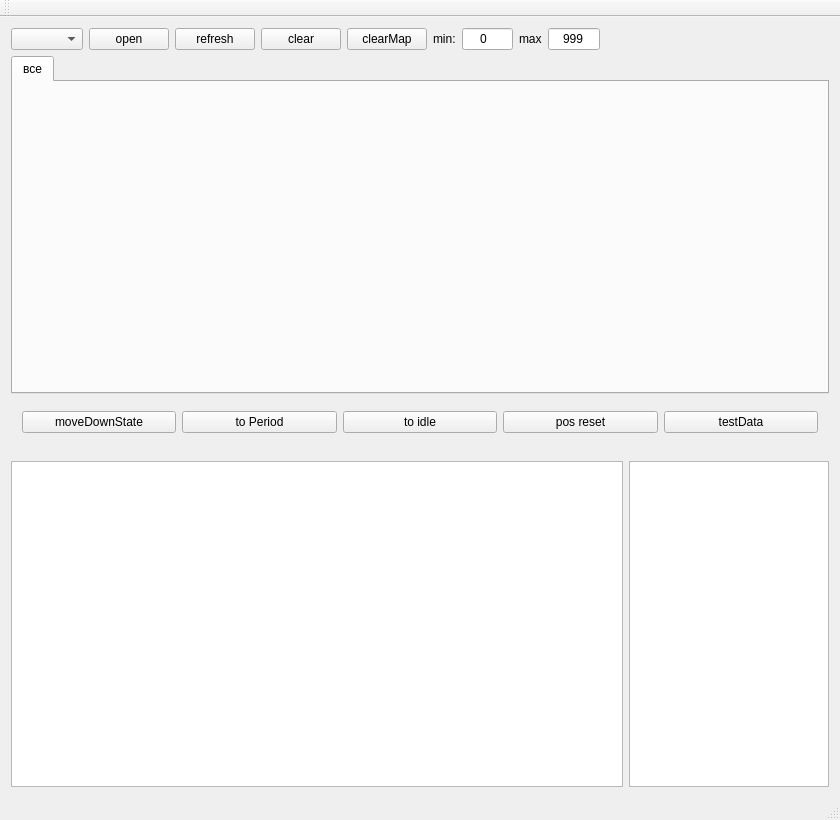
Before: the Qt Designer form mainwindow.ui in PoldenDev/polden-ver-motorControl-desktop, drawn with Qt 5.
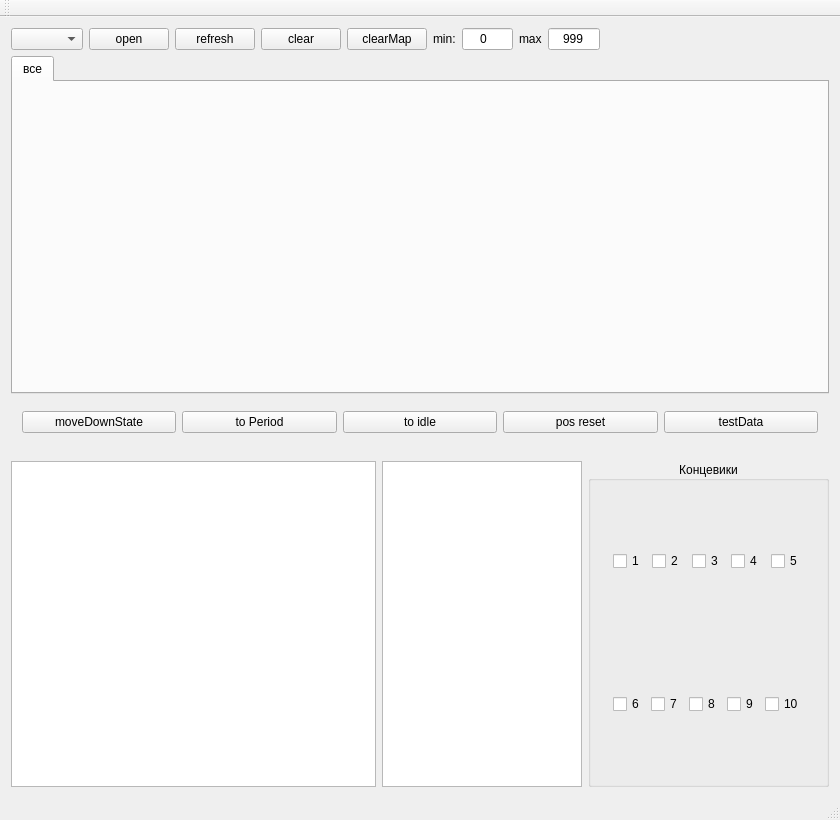
After: the same form once the commit is applied.

Commit message: понижена частота юарт, добавлен блок концевиков

Patch:
```diff
--- a/mainwindow.ui
+++ b/mainwindow.ui
@@ -236,6 +236,136 @@
          </property>
         </widget>
        </item>
+       <item>
+        <widget class="QGroupBox" name="groupBox">
+         <property name="title">
+          <string>Концевики</string>
+         </property>
+         <property name="alignment">
+          <set>Qt::AlignCenter</set>
+         </property>
+         <property name="flat">
+          <bool>false</bool>
+         </property>
+         <layout class="QVBoxLayout" name="verticalLayout_4">
+          <property name="spacing">
+           <number>6</number>
+          </property>
+          <item>
+           <widget class="QWidget" name="widget_5" native="true">
+            <layout class="QHBoxLayout" name="horizontalLayout_6">
+             <item>
+              <widget class="QCheckBox" name="term1">
+               <property name="text">
+                <string>1</string>
+               </property>
+               <property name="checkable">
+                <bool>true</bool>
+               </property>
+              </widget>
+             </item>
+             <item>
+              <widget class="QCheckBox" name="term2">
+               <property name="text">
+                <string>2</string>
+               </property>
+               <property name="checkable">
+                <bool>true</bool>
+               </property>
+              </widget>
+             </item>
+             <item>
+              <widget class="QCheckBox" name="term3">
+               <property name="text">
+                <string>3</string>
+               </property>
+               <property name="checkable">
+                <bool>true</bool>
+               </property>
+              </widget>
+             </item>
+             <item>
+              <widget class="QCheckBox" name="term4">
+               <property name="text">
+                <string>4</string>
+               </property>
+               <property name="checkable">
+                <bool>true</bool>
+               </property>
+              </widget>
+             </item>
+             <item>
+              <widget class="QCheckBox" name="term5">
+               <property name="text">
+                <string>5</string>
+               </property>
+               <property name="checkable">
+                <bool>true</bool>
+               </property>
+              </widget>
+             </item>
+            </layout>
+           </widget>
+          </item>
+          <item>
+           <widget class="QWidget" name="widget_9" native="true">
+            <layout class="QHBoxLayout" name="horizontalLayout_7">
+             <item>
+              <widget class="QCheckBox" name="term6">
+               <property name="text">
+                <string>6</string>
+               </property>
+               <property name="checkable">
+                <bool>true</bool>
+               </property>
+              </widget>
+             </item>
+             <item>
+              <widget class="QCheckBox" name="term7">
+               <property name="text">
+                <string>7</string>
+               </property>
+               <property name="checkable">
+                <bool>true</bool>
+               </property>
+              </widget>
+             </item>
+             <item>
+              <widget class="QCheckBox" name="term8">
+               <property name="text">
+                <string>8</string>
+               </property>
+               <property name="checkable">
+                <bool>true</bool>
+               </property>
+              </widget>
+             </item>
+             <item>
+              <widget class="QCheckBox" name="term9">
+               <property name="text">
+                <string>9</string>
+               </property>
+               <property name="checkable">
+                <bool>true</bool>
+               </property>
+              </widget>
+             </item>
+             <item>
+              <widget class="QCheckBox" name="term10">
+               <property name="text">
+                <string>10</string>
+               </property>
+               <property name="checkable">
+                <bool>true</bool>
+               </property>
+              </widget>
+             </item>
+            </layout>
+           </widget>
+          </item>
+         </layout>
+        </widget>
+       </item>
       </layout>
      </widget>
     </item>
```
The commit also changes 2 other files.
